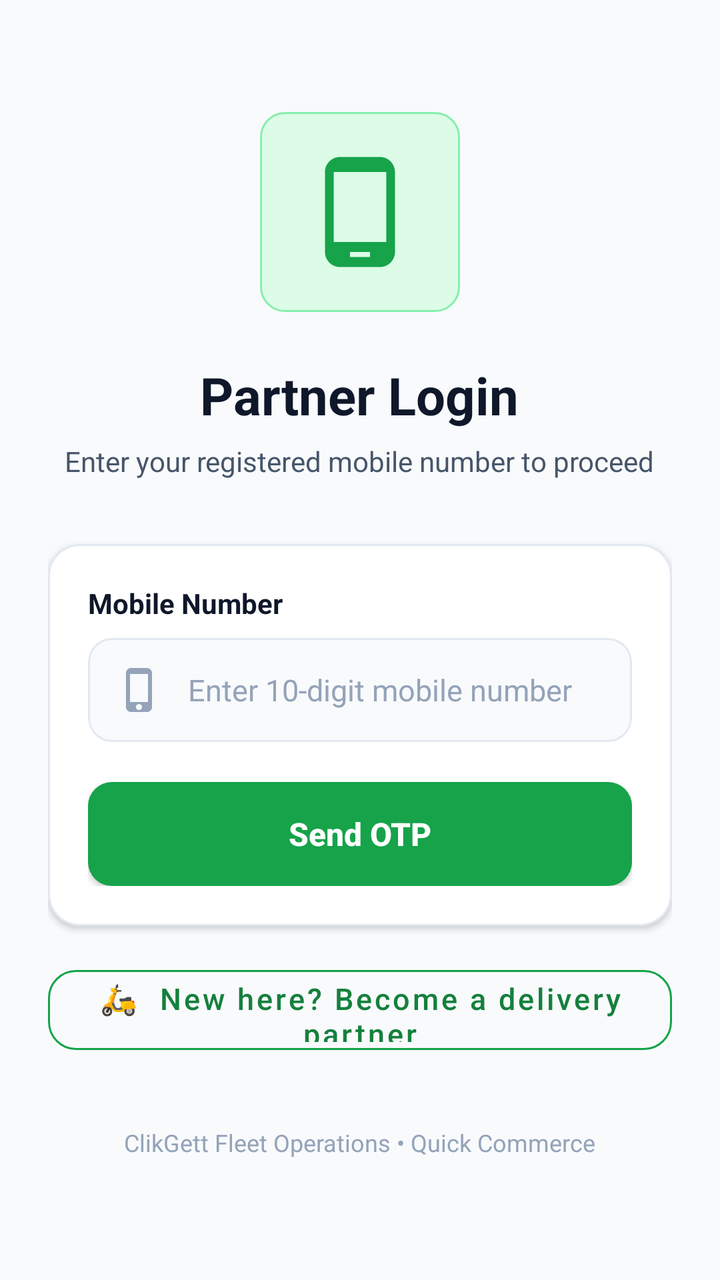
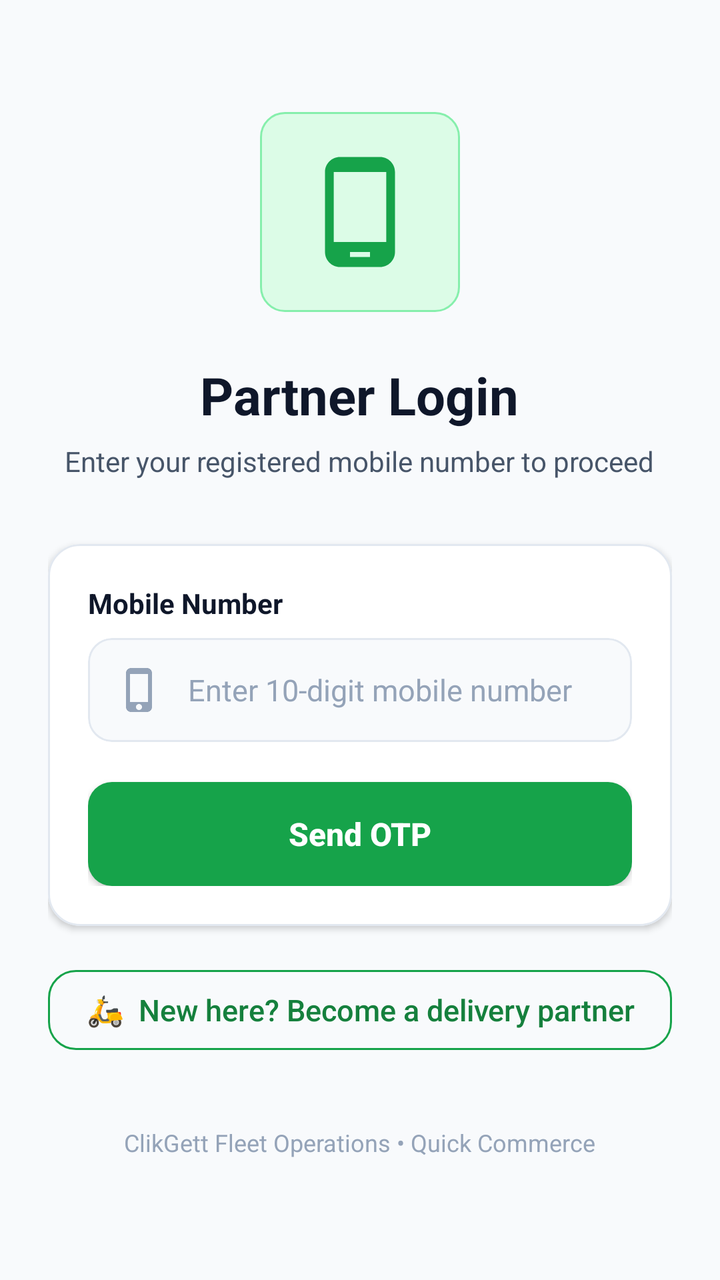

Compare the two renders of this Android layout. The source of the first and the diff that turns it into the second are given below.
<!-- AndroidManifest.xml: activity theme Theme.Deliveryparent -->
<!-- res/layout/activity_sentotp.xml -->
<?xml version="1.0" encoding="utf-8"?>
<ScrollView xmlns:android="http://schemas.android.com/apk/res/android"
    xmlns:app="http://schemas.android.com/apk/res-auto"
    xmlns:tools="http://schemas.android.com/tools"
    android:layout_width="match_parent"
    android:layout_height="match_parent"
    android:background="@color/clikgett_surface_bg"
    android:fillViewport="true"
    android:overScrollMode="never"
    tools:context=".SentotpActivity">

    <LinearLayout
        android:layout_width="match_parent"
        android:layout_height="wrap_content"
        android:orientation="vertical"
        android:padding="24dp"
        android:gravity="center_horizontal">

        
        <FrameLayout
            android:id="@+id/login_middle"
            android:layout_width="100dp"
            android:layout_height="100dp"
            android:layout_marginTop="32dp">

            <ImageView
                android:layout_width="match_parent"
                android:layout_height="match_parent"
                android:src="@drawable/bg_status_pill_online" />

            <ImageView
                android:id="@+id/login_middle_img"
                android:layout_width="60dp"
                android:layout_height="60dp"
                android:layout_gravity="center"
                android:src="@drawable/baseline_phone_android_24"
                app:tint="@color/clikgett_green_primary" />
        </FrameLayout>

        <TextView
            android:id="@+id/title_txt"
            android:layout_width="wrap_content"
            android:layout_height="wrap_content"
            android:layout_marginTop="24dp"
            android:text="Partner Login"
            android:textColor="@color/clikgett_text_primary"
            android:textSize="26sp"
            android:textStyle="bold" />

        <TextView
            android:layout_width="wrap_content"
            android:layout_height="wrap_content"
            android:layout_marginTop="6dp"
            android:text="Enter your registered mobile number to proceed"
            android:textColor="@color/clikgett_text_secondary"
            android:textSize="14sp"
            android:gravity="center_horizontal" />

        
        <com.google.android.material.card.MaterialCardView
            android:layout_width="match_parent"
            android:layout_height="wrap_content"
            android:layout_marginTop="32dp"
            app:cardCornerRadius="16dp"
            app:cardElevation="2dp"
            app:strokeColor="@color/clikgett_card_stroke"
            app:strokeWidth="1dp"
            app:cardBackgroundColor="@color/clikgett_card_surface">

            <LinearLayout
                android:layout_width="match_parent"
                android:layout_height="wrap_content"
                android:orientation="vertical"
                android:padding="20dp">

                <TextView
                    android:id="@+id/emailid_txt"
                    android:layout_width="wrap_content"
                    android:layout_height="wrap_content"
                    android:text="Mobile Number"
                    android:textColor="@color/clikgett_text_primary"
                    android:textSize="14sp"
                    android:textStyle="bold" />

                
                <com.google.android.material.card.MaterialCardView
                    android:id="@+id/emailid_cardview"
                    android:layout_width="match_parent"
                    android:layout_height="52dp"
                    android:layout_marginTop="8dp"
                    app:cardCornerRadius="12dp"
                    app:cardElevation="0dp"
                    app:strokeColor="@color/clikgett_card_stroke"
                    app:strokeWidth="1dp"
                    app:cardBackgroundColor="#F8FAFC">

                    <EditText
                        android:id="@+id/phonenumber_edt"
                        android:layout_width="match_parent"
                        android:layout_height="match_parent"
                        android:background="@android:color/transparent"
                        android:drawableStart="@drawable/ic_baseline_phone_iphone_24"
                        android:drawablePadding="12dp"
                        android:drawableTint="@color/clikgett_text_muted"
                        android:hint="Enter 10-digit mobile number"
                        android:imeOptions="actionDone"
                        android:inputType="phone"
                        android:paddingHorizontal="14dp"
                        android:maxLength="10"
                        android:textColor="@color/clikgett_text_primary"
                        android:textColorHint="@color/clikgett_text_muted"
                        android:textSize="15sp" />
                </com.google.android.material.card.MaterialCardView>

                
                <androidx.appcompat.widget.AppCompatButton
                    android:id="@+id/sentotp_bt"
                    android:layout_width="match_parent"
                    android:layout_height="52dp"
                    android:layout_marginTop="20dp"
                    android:background="@drawable/btn_primary_selector"
                    android:text="Send OTP"
                    android:textAllCaps="false"
                    android:textColor="@color/white"
                    android:textSize="16sp"
                    android:textStyle="bold" />

            </LinearLayout>
        </com.google.android.material.card.MaterialCardView>

        
        <com.google.android.material.button.MaterialButton
            android:id="@+id/signup_bt"
            style="@style/Widget.MaterialComponents.Button.OutlinedButton"
            android:layout_width="match_parent"
            android:layout_height="52dp"
            android:layout_marginTop="16dp"
            android:text="🛵  New here? Become a delivery partner"
            android:textAllCaps="false"
            android:textColor="@color/clikgett_green_dark"
            android:textSize="15sp"
            app:cornerRadius="14dp"
            app:strokeColor="@color/clikgett_green_primary" />

        <TextView
            android:layout_width="wrap_content"
            android:layout_height="wrap_content"
            android:layout_marginTop="32dp"
            android:text="ClikGett Fleet Operations • Quick Commerce"
            android:textColor="@color/clikgett_text_muted"
            android:textSize="12sp" />

    </LinearLayout>
</ScrollView>
<!-- resources referenced by this layout -->
<resources>
  <color name="clikgett_card_stroke">#E2E8F0</color>
  <color name="clikgett_card_surface">#FFFFFF</color>
  <color name="clikgett_green_dark">#15803D</color>
  <color name="clikgett_green_primary">#16A34A</color>
  <color name="clikgett_surface_bg">#F8FAFC</color>
  <color name="clikgett_text_muted">#94A3B8</color>
  <color name="clikgett_text_primary">#0F172A</color>
  <color name="clikgett_text_secondary">#475569</color>
  <color name="white">#FFFFFFFF</color>
  <!-- drawable baseline_phone_android_24 (drawable) -->
  <vector android:height="24dp" android:tint="#F66868"
      android:viewportHeight="24" android:viewportWidth="24"
      android:width="24dp" xmlns:android="http://schemas.android.com/apk/res/android">
      <path android:fillColor="@android:color/white" android:pathData="M16,1L8,1C6.34,1 5,2.34 5,4v16c0,1.66 1.34,3 3,3h8c1.66,0 3,-1.34 3,-3L19,4c0,-1.66 -1.34,-3 -3,-3zM14,21h-4v-1h4v1zM17.25,18L6.75,18L6.75,4h10.5v14z"/>
  </vector>
  <!-- drawable bg_status_pill_online (drawable) -->
  <?xml version="1.0" encoding="utf-8"?>
  <shape xmlns:android="http://schemas.android.com/apk/res/android"
      android:shape="rectangle">
      <solid android:color="@color/color_online_bg" />
      <corners android:radius="12dp" />
      <stroke
          android:width="1dp"
          android:color="#86EFAC" />
  </shape>
  <!-- drawable btn_primary_selector (drawable) -->
  <?xml version="1.0" encoding="utf-8"?>
  <ripple xmlns:android="http://schemas.android.com/apk/res/android"
      android:color="#34D399">
      <item>
          <shape android:shape="rectangle">
              <solid android:color="@color/clikgett_green_primary" />
              <corners android:radius="12dp" />
          </shape>
      </item>
  </ripple>
  <!-- drawable ic_baseline_phone_iphone_24 (drawable) -->
  <vector android:height="24dp" android:tint="#009245"
      android:viewportHeight="24" android:viewportWidth="24"
      android:width="24dp" xmlns:android="http://schemas.android.com/apk/res/android">
      <path android:fillColor="@android:color/white" android:pathData="M15.5,1h-8C6.12,1 5,2.12 5,3.5v17C5,21.88 6.12,23 7.5,23h8c1.38,0 2.5,-1.12 2.5,-2.5v-17C18,2.12 16.88,1 15.5,1zM11.5,22c-0.83,0 -1.5,-0.67 -1.5,-1.5s0.67,-1.5 1.5,-1.5 1.5,0.67 1.5,1.5 -0.67,1.5 -1.5,1.5zM16,18L7,18L7,4h9v14z"/>
  </vector>
  <style name="Theme.Deliveryparent" parent="Theme.MaterialComponents.Light.NoActionBar">
          
          <item name="colorPrimary">@color/clikgett_green_primary</item>
          <item name="colorPrimaryVariant">@color/clikgett_green_dark</item>
          <item name="colorOnPrimary">@color/white</item>
          
          <item name="colorSecondary">@color/clikgett_green_accent</item>
          <item name="colorSecondaryVariant">@color/clikgett_green_dark</item>
          <item name="colorOnSecondary">@color/white</item>
          
          <item name="android:statusBarColor" tools:targetApi="l">@color/clikgett_green_dark</item>
          
          <item name="android:windowBackground">@color/clikgett_surface_bg</item>
          
          <item name="android:windowOptOutEdgeToEdgeEnforcement" tools:targetApi="35">true</item>
      </style>
  <color name="color_online_bg">#DCFCE7</color>
  <color name="clikgett_green_accent">#22C55E</color>
</resources>

<!-- the commit's change to res/layout/activity_sentotp.xml (unified diff, before → after) -->
@@ -137,6 +137,7 @@
             android:layout_marginTop="16dp"
             android:text="🛵  New here? Become a delivery partner"
             android:textAllCaps="false"
+            android:letterSpacing="0"
             android:textColor="@color/clikgett_green_dark"
             android:textSize="15sp"
             app:cornerRadius="14dp"
